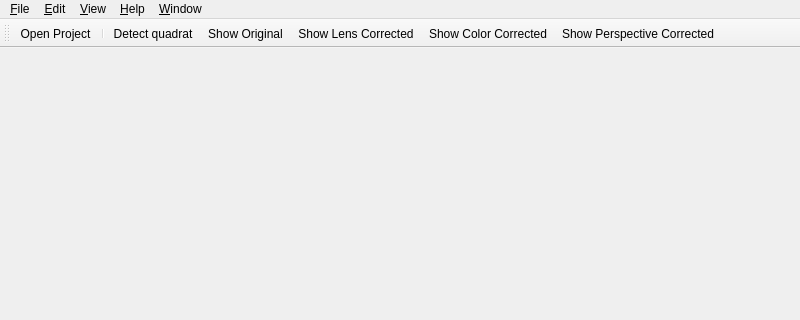
Above: src/preprocessor/gui/main.ui from CAMBioMed/preprocessor before the change; both pictures show x 0 to 800 and y 0 to 320 of the 800 by 600 pixel window. Below: the same form after it.
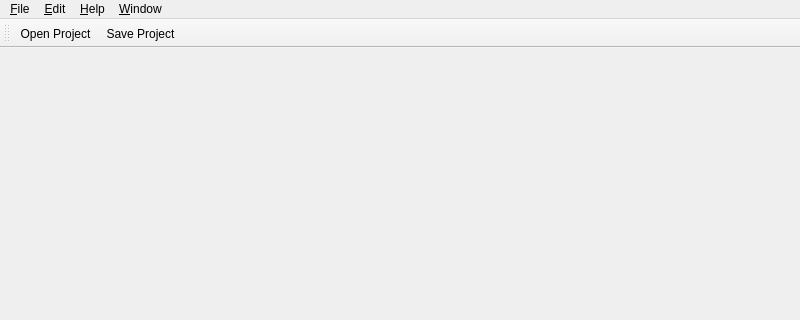
That is the form after the change. Icons and pictures are not drawn.

Commit message: Store in project and use for export

Patch:
```diff
--- a/src/preprocessor/gui/main.ui
+++ b/src/preprocessor/gui/main.ui
@@ -39,15 +39,6 @@
     </property>
     <addaction name="menuHelp_About"/>
    </widget>
-   <widget class="QMenu" name="menuView">
-    <property name="title">
-     <string>&amp;View</string>
-    </property>
-    <addaction name="menuView_ShowOriginal"/>
-    <addaction name="menuView_ShowLensCorrected"/>
-    <addaction name="menuView_ShowColorCorrected"/>
-    <addaction name="menuView_ShowPerspectiveCorrected"/>
-   </widget>
    <widget class="QMenu" name="menuEdit">
     <property name="title">
      <string>&amp;Edit</string>
@@ -63,7 +54,6 @@
    </widget>
    <addaction name="menuFile"/>
    <addaction name="menuEdit"/>
-   <addaction name="menuView"/>
    <addaction name="menuHelp"/>
    <addaction name="menuWindow"/>
   </widget>
@@ -79,12 +69,7 @@
     <bool>false</bool>
    </attribute>
    <addaction name="menuFile_OpenProject"/>
-   <addaction name="separator"/>
-   <addaction name="menuEdit_DetectQuadrat"/>
-   <addaction name="menuView_ShowOriginal"/>
-   <addaction name="menuView_ShowLensCorrected"/>
-   <addaction name="menuView_ShowColorCorrected"/>
-   <addaction name="menuView_ShowPerspectiveCorrected"/>
+   <addaction name="menuFile_SaveProject"/>
   </widget>
   <action name="menuFile_OpenProject">
    <property name="icon">
@@ -122,38 +107,6 @@
     <enum>QAction::MenuRole::AboutRole</enum>
    </property>
   </action>
-  <action name="menuView_ShowOriginal">
-   <property name="icon">
-    <iconset theme="QIcon::ThemeIcon::InsertImage"/>
-   </property>
-   <property name="text">
-    <string>Show &amp;Original</string>
-   </property>
-  </action>
-  <action name="menuView_ShowLensCorrected">
-   <property name="icon">
-    <iconset theme="QIcon::ThemeIcon::InsertImage"/>
-   </property>
-   <property name="text">
-    <string>Show &amp;Lens Corrected</string>
-   </property>
-  </action>
-  <action name="menuView_ShowColorCorrected">
-   <property name="icon">
-    <iconset theme="QIcon::ThemeIcon::InsertImage"/>
-   </property>
-   <property name="text">
-    <string>Show &amp;Color Corrected</string>
-   </property>
-  </action>
-  <action name="menuView_ShowPerspectiveCorrected">
-   <property name="icon">
-    <iconset theme="QIcon::ThemeIcon::InsertImage"/>
-   </property>
-   <property name="text">
-    <string>Show &amp;Perspective Corrected</string>
-   </property>
-  </action>
   <action name="menuFile_NewProject">
    <property name="icon">
     <iconset theme="QIcon::ThemeIcon::DocumentNew"/>
```
Left out of the diff: 9 changed lines with no effect on the pictures. The commit also changes 6 other files.
